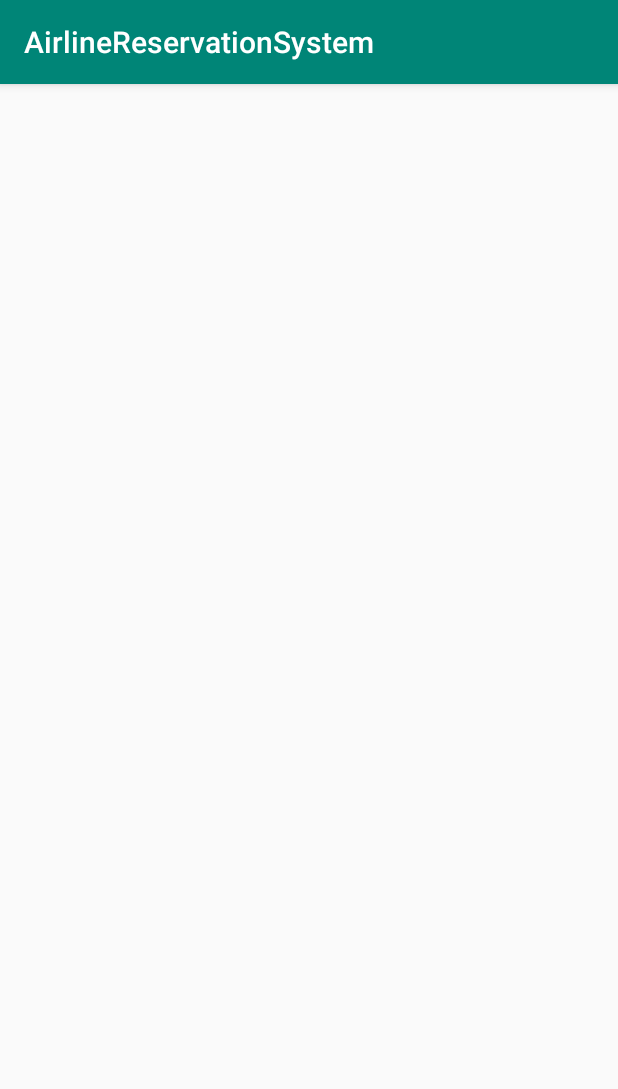
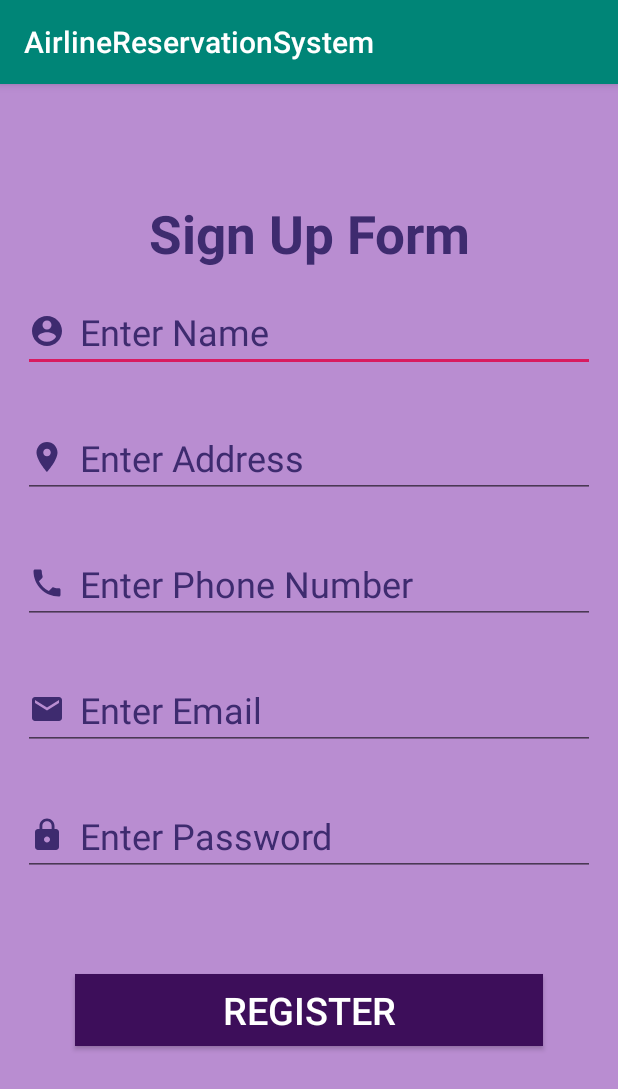
Before and after one commit to maharjansumina/AirlineReservationSystem, an Android app: the RegisterActivity screen opened directly, with no data from a screen before it, on a phone screen of 412 x 824 dp. Shown: the top 1089 px of the screen. Run offline under Robolectric (Android 15) with nearby library versions, the phone set to English and light mode, and no system bars.

Commit message:
Design to the Register Activity is Added

```diff
--- a/app/src/main/java/com/softwarica/airlinereservationsystem/RegisterActivity.java
+++ b/app/src/main/java/com/softwarica/airlinereservationsystem/RegisterActivity.java
@@ -3,12 +3,25 @@ package com.softwarica.airlinereservationsystem;
 import androidx.appcompat.app.AppCompatActivity;
 
 import android.os.Bundle;
+import android.widget.Button;
+import android.widget.EditText;
 
 public class RegisterActivity extends AppCompatActivity {
+
+    EditText etName, etAddress, etPhone, etEmail, etPassword;
+    Button btnRegister;
 
     @Override
     protected void onCreate(Bundle savedInstanceState) {
         super.onCreate(savedInstanceState);
         setContentView(R.layout.activity_register);
+
+        //Blinding
+        etName = findViewById(R.id.etName);
+        etAddress = findViewById(R.id.etAddress);
+        etPhone = findViewById(R.id.etPhone);
+        etEmail = findViewById(R.id.etEmail);
+        etPassword = findViewById(R.id.etPassword);
+        btnRegister = findViewById(R.id.btnRegister);
     }
 }
--- /dev/null
+++ b/app/src/main/res/drawable/ic_account_circle_black_24dp.xml
@@ -0,0 +1,5 @@
+<vector android:height="24dp" android:tint="#3E2B6F"
+    android:viewportHeight="24.0" android:viewportWidth="24.0"
+    android:width="24dp" xmlns:android="http://schemas.android.com/apk/res/android">
+    <path android:fillColor="#FF000000" android:pathData="M12,2C6.48,2 2,6.48 2,12s4.48,10 10,10 10,-4.48 10,-10S17.52,2 12,2zM12,5c1.66,0 3,1.34 3,3s-1.34,3 -3,3 -3,-1.34 -3,-3 1.34,-3 3,-3zM12,19.2c-2.5,0 -4.71,-1.28 -6,-3.22 0.03,-1.99 4,-3.08 6,-3.08 1.99,0 5.97,1.09 6,3.08 -1.29,1.94 -3.5,3.22 -6,3.22z"/>
+</vector>
--- /dev/null
+++ b/app/src/main/res/drawable/ic_location_on_black_24dp.xml
@@ -0,0 +1,5 @@
+<vector android:height="24dp" android:tint="#3E2B6F"
+    android:viewportHeight="24.0" android:viewportWidth="24.0"
+    android:width="24dp" xmlns:android="http://schemas.android.com/apk/res/android">
+    <path android:fillColor="#FF000000" android:pathData="M12,2C8.13,2 5,5.13 5,9c0,5.25 7,13 7,13s7,-7.75 7,-13c0,-3.87 -3.13,-7 -7,-7zM12,11.5c-1.38,0 -2.5,-1.12 -2.5,-2.5s1.12,-2.5 2.5,-2.5 2.5,1.12 2.5,2.5 -1.12,2.5 -2.5,2.5z"/>
+</vector>
--- /dev/null
+++ b/app/src/main/res/drawable/ic_phone_black_24dp.xml
@@ -0,0 +1,5 @@
+<vector android:height="24dp" android:tint="#3E2B6F"
+    android:viewportHeight="24.0" android:viewportWidth="24.0"
+    android:width="24dp" xmlns:android="http://schemas.android.com/apk/res/android">
+    <path android:fillColor="#FF000000" android:pathData="M6.62,10.79c1.44,2.83 3.76,5.14 6.59,6.59l2.2,-2.2c0.27,-0.27 0.67,-0.36 1.02,-0.24 1.12,0.37 2.33,0.57 3.57,0.57 0.55,0 1,0.45 1,1V20c0,0.55 -0.45,1 -1,1 -9.39,0 -17,-7.61 -17,-17 0,-0.55 0.45,-1 1,-1h3.5c0.55,0 1,0.45 1,1 0,1.25 0.2,2.45 0.57,3.57 0.11,0.35 0.03,0.74 -0.25,1.02l-2.2,2.2z"/>
+</vector>
--- a/app/src/main/res/layout/activity_register.xml
+++ b/app/src/main/res/layout/activity_register.xml
@@ -1,9 +1,51 @@
 <?xml version="1.0" encoding="utf-8"?>
-<androidx.constraintlayout.widget.ConstraintLayout xmlns:android="http://schemas.android.com/apk/res/android"
+<LinearLayout xmlns:android="http://schemas.android.com/apk/res/android"
     xmlns:app="http://schemas.android.com/apk/res-auto"
     xmlns:tools="http://schemas.android.com/tools"
     android:layout_width="match_parent"
     android:layout_height="match_parent"
+    android:orientation="vertical"
+    android:gravity="center"
+    android:background="#B98DD1"
     tools:context=".RegisterActivity">
 
-</androidx.constraintlayout.widget.ConstraintLayout>
+    <TextView
+        android:text="Sign Up Form"
+        style="@style/TextViewDesign"/>
+
+    <EditText
+        android:hint="Enter Name"
+        android:id="@+id/etName"
+        android:drawableStart="@drawable/ic_account_circle_black_24dp"
+        style="@style/EditTextDesign"/>
+
+    <EditText
+        android:hint="Enter Address"
+        android:id="@+id/etAddress"
+        android:drawableStart="@drawable/ic_location_on_black_24dp"
+        style="@style/EditTextDesign"/>
+
+    <EditText
+        android:hint="Enter Phone Number"
+        android:id="@+id/etPhone"
+        android:drawableStart="@drawable/ic_phone_black_24dp"
+        style="@style/EditTextDesign"/>
+
+    <EditText
+        android:hint="Enter Email"
+        android:id="@+id/etEmail"
+        android:drawableStart="@drawable/ic_email_black_24dp"
+        style="@style/EditTextDesign"/>
+
+    <EditText
+        android:hint="Enter Password"
+        android:id="@+id/etPassword"
+        android:drawableStart="@drawable/ic_lock_black_24dp"
+        style="@style/EditTextDesign"/>
+
+    <Button
+        android:text="Register"
+        android:id="@+id/btnRegister"
+        style="@style/ButtonDesign"/>
+
+</LinearLayout>
--- a/app/src/main/res/values/styles.xml
+++ b/app/src/main/res/values/styles.xml
@@ -29,7 +29,7 @@
     </style>
 
     <style name="EditTextDesign">
-        <item name="android:drawablePadding">8dp</item>
+        <item name="android:drawablePadding">10dp</item>
         <item name="android:layout_margin">15dp</item>
         <item name="android:layout_width">match_parent</item>
         <item name="android:layout_height">wrap_content</item>
```
